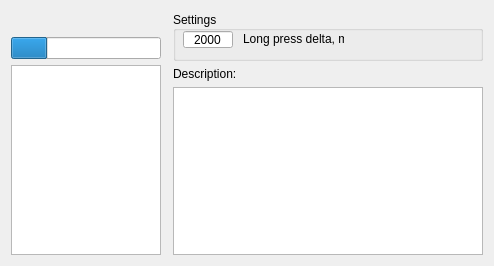
Before: the Qt Designer form dialog.ui in baradoid/popov-nfc-desktop-ctrl, drawn with Qt 5.
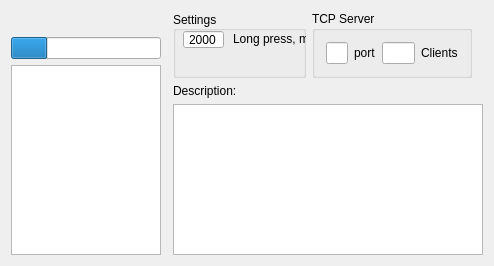
After: the same form once the commit is applied.

Commit message: разработан протокол

```diff
--- a/dialog.ui
+++ b/dialog.ui
@@ -93,6 +93,18 @@
        <number>0</number>
       </property>
       <item>
+       <widget class="QWidget" name="widget_3" native="true">
+        <layout class="QHBoxLayout" name="horizontalLayout_2">
+         <property name="leftMargin">
+          <number>0</number>
+         </property>
+         <property name="topMargin">
+          <number>0</number>
+         </property>
+         <property name="bottomMargin">
+          <number>0</number>
+         </property>
+         <item>
        <widget class="QGroupBox" name="groupBox">
         <property name="minimumSize">
          <size>
@@ -109,9 +121,9 @@
         <widget class="QLabel" name="label_2">
          <property name="geometry">
           <rect>
-           <x>70</x>
+              <x>60</x>
            <y>20</y>
-           <width>101</width>
+              <width>81</width>
            <height>16</height>
           </rect>
          </property>
@@ -122,7 +134,7 @@
           </size>
          </property>
          <property name="text">
-          <string>Long press delta, ms</string>
+             <string>Long press, ms</string>
          </property>
         </widget>
         <widget class="QLineEdit" name="lineEditLongPressDelta">
@@ -130,7 +142,7 @@
           <rect>
            <x>10</x>
            <y>20</y>
-           <width>50</width>
+              <width>41</width>
            <height>17</height>
           </rect>
          </property>
@@ -147,6 +159,85 @@
           <set>Qt::AlignCenter</set>
          </property>
         </widget>
+          </widget>
+         </item>
+         <item>
+          <widget class="QGroupBox" name="groupBox_2">
+           <property name="maximumSize">
+            <size>
+             <width>160</width>
+             <height>16777215</height>
+            </size>
+           </property>
+           <property name="title">
+            <string>TCP Server</string>
+           </property>
+           <layout class="QVBoxLayout" name="verticalLayout_3">
+            <item>
+             <widget class="QWidget" name="widget_4" native="true">
+              <property name="maximumSize">
+               <size>
+                <width>150</width>
+                <height>16777215</height>
+               </size>
+              </property>
+              <layout class="QHBoxLayout" name="horizontalLayout_3">
+               <property name="leftMargin">
+                <number>0</number>
+               </property>
+               <property name="topMargin">
+                <number>0</number>
+               </property>
+               <property name="rightMargin">
+                <number>0</number>
+               </property>
+               <property name="bottomMargin">
+                <number>0</number>
+               </property>
+               <item>
+                <widget class="QLineEdit" name="lineEditPort">
+                 <property name="maximumSize">
+                  <size>
+                   <width>75</width>
+                   <height>16777215</height>
+                  </size>
+                 </property>
+                 <property name="alignment">
+                  <set>Qt::AlignCenter</set>
+                 </property>
+                </widget>
+               </item>
+               <item>
+                <widget class="QLabel" name="label_3">
+                 <property name="text">
+                  <string>port</string>
+                 </property>
+                </widget>
+               </item>
+               <item>
+                <widget class="QLineEdit" name="lineEditTcpClientsCount">
+                 <property name="alignment">
+                  <set>Qt::AlignCenter</set>
+                 </property>
+                 <property name="readOnly">
+                  <bool>true</bool>
+                 </property>
+                </widget>
+               </item>
+               <item>
+                <widget class="QLabel" name="label_4">
+                 <property name="text">
+                  <string>Clients</string>
+                 </property>
+                </widget>
+               </item>
+              </layout>
+             </widget>
+            </item>
+           </layout>
+          </widget>
+         </item>
+        </layout>
        </widget>
       </item>
       <item>
```
Lines whose indentation alone changed are shown as unchanged. The commit also changes 2 other files.
